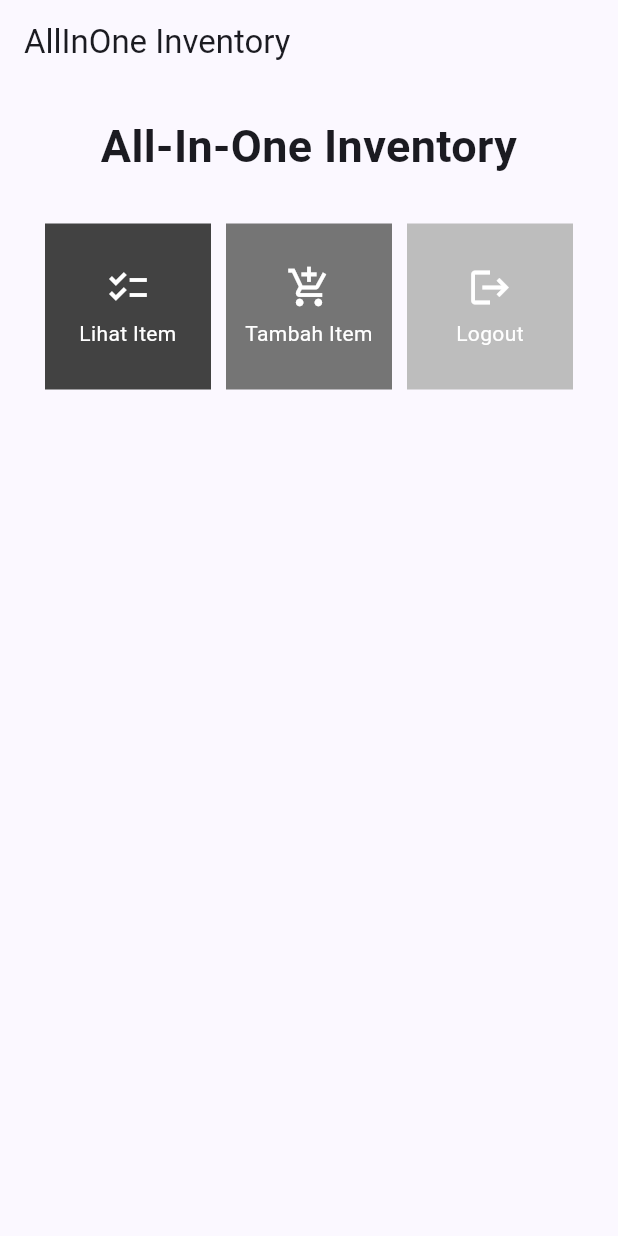
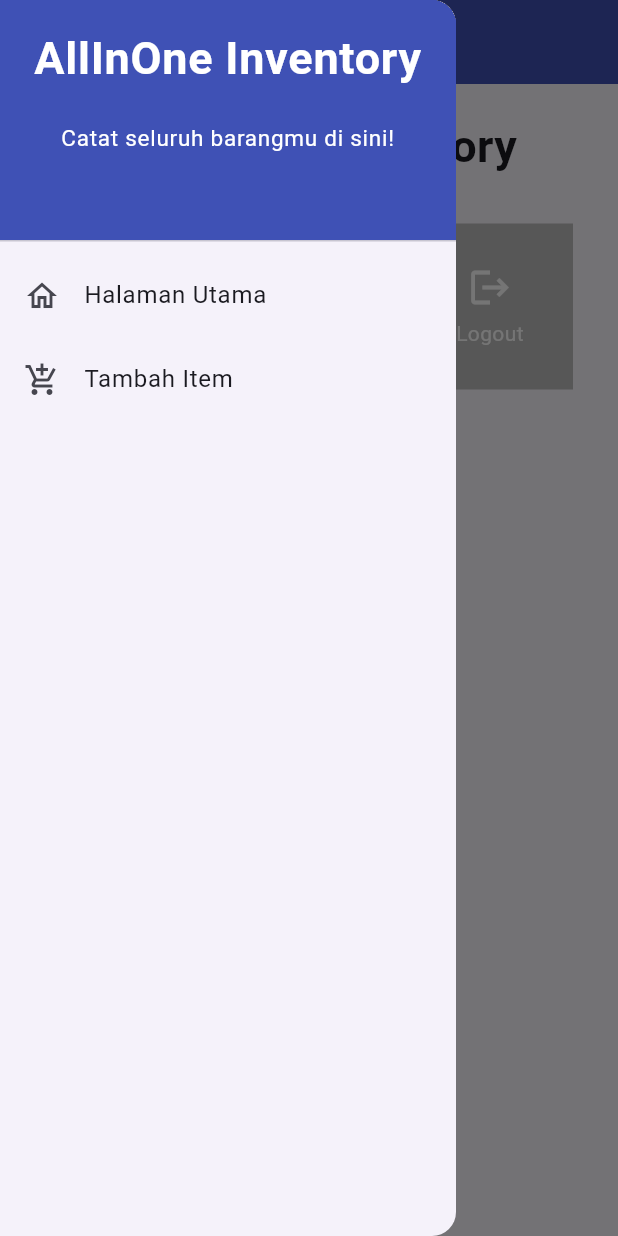
Before and after one commit to DaffaAlFathan/allinone-inventory, a Flutter app: the screen it shows after launch, with the side drawer open (before the commit the screen has no drawer), on a phone screen of 412 x 824 dp. Run offline on Flutter 3.47's test engine with Material 2 defaults, Android fonts, the phone set to English and light mode, and no system bars.

Commit message:
Tugas 8 selesai

```diff
--- a/allinone_inventory/lib/main.dart
+++ b/allinone_inventory/lib/main.dart
@@ -1,5 +1,5 @@
 import 'package:flutter/material.dart';
-import 'package:allinone_inventory/menu.dart';
+import 'package:allinone_inventory/screens/menu.dart';
 
 void main() {
   runApp(const MyApp());
--- a/allinone_inventory/lib/menu.dart
+++ b/allinone_inventory/lib/screens/menu.dart
@@ -1,4 +1,7 @@
 import 'package:flutter/material.dart';
+import 'package:allinone_inventory/widgets/left_drawer.dart';
+import 'package:allinone_inventory/widgets/shop_card.dart';
+import 'package:allinone_inventory/screens/shoplist_form.dart';
 
 class MyHomePage extends StatelessWidget {
     MyHomePage({Key? key}) : super(key: key);
@@ -15,7 +18,11 @@
         title: const Text(
           'AllInOne Inventory',
         ),
+        backgroundColor: Colors.indigo,
+        foregroundColor: Colors.white,
       ),
+      // Masukkan drawer sebagai parameter nilai drawer dari widget Scaffold
+      drawer: const LeftDrawer(),
       body: SingleChildScrollView(
         // Widget wrapper yang dapat discroll
         child: Padding(
@@ -65,56 +72,3 @@
   // used by the build method of the State. Fields in a Widget subclass are
   // always marked "final".
 }
-
-class ShopItem {
-  final String name;
-  final Color color;
-  final IconData icon;
-
-  ShopItem(this.name, this.color, this.icon);
-}
-
-class ShopCard extends StatelessWidget {
-  final ShopItem item;
-
-  const ShopCard(this.item, {super.key}); // Constructor
-
-  @override
-  Widget build(BuildContext context) {
-    return Material(
-      color: item.color,
-      child: InkWell(
-        // Area responsive terhadap sentuhan
-        onTap: () {
-          // Memunculkan SnackBar ketika diklik
-          ScaffoldMessenger.of(context)
-            ..hideCurrentSnackBar()
-            ..showSnackBar(SnackBar(
-                content: Text("Kamu telah menekan tombol ${item.name}!")));
-        },
-        child: Container(
-          // Container untuk menyimpan Icon dan Text
-          padding: const EdgeInsets.all(8),
-          child: Center(
-            child: Column(
-              mainAxisAlignment: MainAxisAlignment.center,
-              children: [
-                Icon(
-                  item.icon,
-                  color: Colors.white,
-                  size: 30.0,
-                ),
-                const Padding(padding: EdgeInsets.all(3)),
-                Text(
-                  item.name,
-                  textAlign: TextAlign.center,
-                  style: const TextStyle(color: Colors.white),
-                ),
-              ],
-            ),
-          ),
-        ),
-      ),
-    );
-  }
-}
--- /dev/null
+++ b/allinone_inventory/lib/widgets/left_drawer.dart
@@ -0,0 +1,72 @@
+import 'package:flutter/material.dart';
+import 'package:allinone_inventory/screens/menu.dart';
+import 'package:allinone_inventory/screens/shoplist_form.dart';
+
+class LeftDrawer extends StatelessWidget {
+  const LeftDrawer({super.key});
+
+  @override
+  Widget build(BuildContext context) {
+    return Drawer(
+      child: ListView(
+        children: [
+          const DrawerHeader(
+            // TODO: Bagian drawer header
+            decoration: BoxDecoration(
+                color: Colors.indigo,
+            ),
+            child: Column(
+                children: [
+                    Text(
+                        'AllInOne Inventory',
+                        textAlign: TextAlign.center,
+                        style: TextStyle(
+                            fontSize: 30,
+                            fontWeight: FontWeight.bold,
+                            color: Colors.white,
+                        ),
+                    ),
+                    Padding(padding: EdgeInsets.all(10)),
+                    Text(
+                        "Catat seluruh barangmu di sini!",
+                        // TODO: Tambahkan gaya teks dengan center alignment, font ukuran 15, warna putih, dan weight biasa
+                        textAlign: TextAlign.center,
+                        style: TextStyle(
+                            fontSize: 15,
+                            fontWeight: FontWeight.normal,
+                            color: Colors.white,
+                        ),
+                    ),
+                ],
+            ),
+          ),
+          // TODO: Bagian routing
+          ListTile(
+            leading: const Icon(Icons.home_outlined),
+            title: const Text('Halaman Utama'),
+            // Bagian redirection ke MyHomePage
+            onTap: () {
+                Navigator.pushReplacement(
+                    context,
+                    MaterialPageRoute(
+                        builder: (context) => MyHomePage(),
+                    ));
+                },
+          ),
+          ListTile(
+            leading: const Icon(Icons.add_shopping_cart),
+            title: const Text('Tambah Item'),
+            // Bagian redirection ke ShopFormPage
+            onTap: () {
+                Navigator.pushReplacement(
+                    context,
+                    MaterialPageRoute(
+                        builder: (context) => ShopFormPage(),
+                    ));
+                },
+          ),
+        ],
+      ),
+    );
+  }
+}
--- /dev/null
+++ b/allinone_inventory/lib/widgets/shop_card.dart
@@ -0,0 +1,59 @@
+import 'package:flutter/material.dart';
+import 'package:allinone_inventory/screens/shoplist_form.dart';
+
+class ShopItem {
+  final String name;
+  final Color color;
+  final IconData icon;
+
+  ShopItem(this.name, this.color, this.icon);
+}
+
+class ShopCard extends StatelessWidget {
+  final ShopItem item;
+
+  const ShopCard(this.item, {super.key}); // Constructor
+
+  @override
+  Widget build(BuildContext context) {
+    return Material(
+      color: item.color,
+      child: InkWell(
+        // Area responsive terhadap sentuhan
+        onTap: () {
+          // Memunculkan SnackBar ketika diklik
+          ScaffoldMessenger.of(context)
+            ..hideCurrentSnackBar()
+            ..showSnackBar(SnackBar(
+                content: Text("Kamu telah menekan tombol ${item.name}!")));
+          if (item.name == "Tambah Item") {
+              Navigator.push(context,
+                  MaterialPageRoute(builder: (context) => const ShopFormPage()));
+          }
+        },
+        child: Container(
+          // Container untuk menyimpan Icon dan Text
+          padding: const EdgeInsets.all(8),
+          child: Center(
+            child: Column(
+              mainAxisAlignment: MainAxisAlignment.center,
+              children: [
+                Icon(
+                  item.icon,
+                  color: Colors.white,
+                  size: 30.0,
+                ),
+                const Padding(padding: EdgeInsets.all(3)),
+                Text(
+                  item.name,
+                  textAlign: TextAlign.center,
+                  style: const TextStyle(color: Colors.white),
+                ),
+              ],
+            ),
+          ),
+        ),
+      ),
+    );
+  }
+}
```
Also changed, not shown: allinone_inventory/lib/screens/shoplist_form.dart (added, +163 -0 lines), 1 other file.
